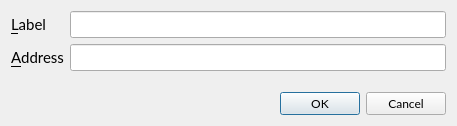
VeriConomy/vericoin, file src/qt/forms/editaddressdialog.ui: the form before one commit.
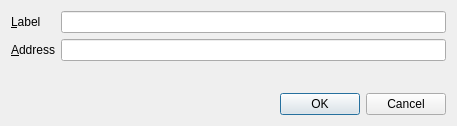
The form after the commit.

Commit message: more on mac fonts

Patch:
```diff
--- a/src/qt/forms/editaddressdialog.ui
+++ b/src/qt/forms/editaddressdialog.ui
@@ -10,11 +10,6 @@
     <height>126</height>
    </rect>
   </property>
-  <property name="font">
-   <font>
-    <family>Lato</family>
-   </font>
-  </property>
   <property name="windowTitle">
    <string>Edit Address</string>
   </property>
@@ -26,11 +21,6 @@
      </property>
      <item row="0" column="0">
       <widget class="QLabel" name="label">
-       <property name="font">
-        <font>
-         <pointsize>11</pointsize>
-        </font>
-       </property>
        <property name="text">
         <string>&amp;Label</string>
        </property>
@@ -41,11 +31,6 @@
      </item>
      <item row="0" column="1">
       <widget class="QLineEdit" name="labelEdit">
-       <property name="font">
-        <font>
-         <pointsize>11</pointsize>
-        </font>
-       </property>
        <property name="toolTip">
         <string>The label associated with this address book entry</string>
        </property>
@@ -53,11 +38,6 @@
      </item>
      <item row="1" column="0">
       <widget class="QLabel" name="label_2">
-       <property name="font">
-        <font>
-         <pointsize>11</pointsize>
-        </font>
-       </property>
        <property name="text">
         <string>&amp;Address</string>
        </property>
@@ -68,11 +48,6 @@
      </item>
      <item row="1" column="1">
       <widget class="QLineEdit" name="addressEdit">
-       <property name="font">
-        <font>
-         <pointsize>11</pointsize>
-        </font>
-       </property>
        <property name="toolTip">
         <string>The address associated with this address book entry. This can only be modified for sending addresses.</string>
        </property>
```
The commit also changes 32 other files.
